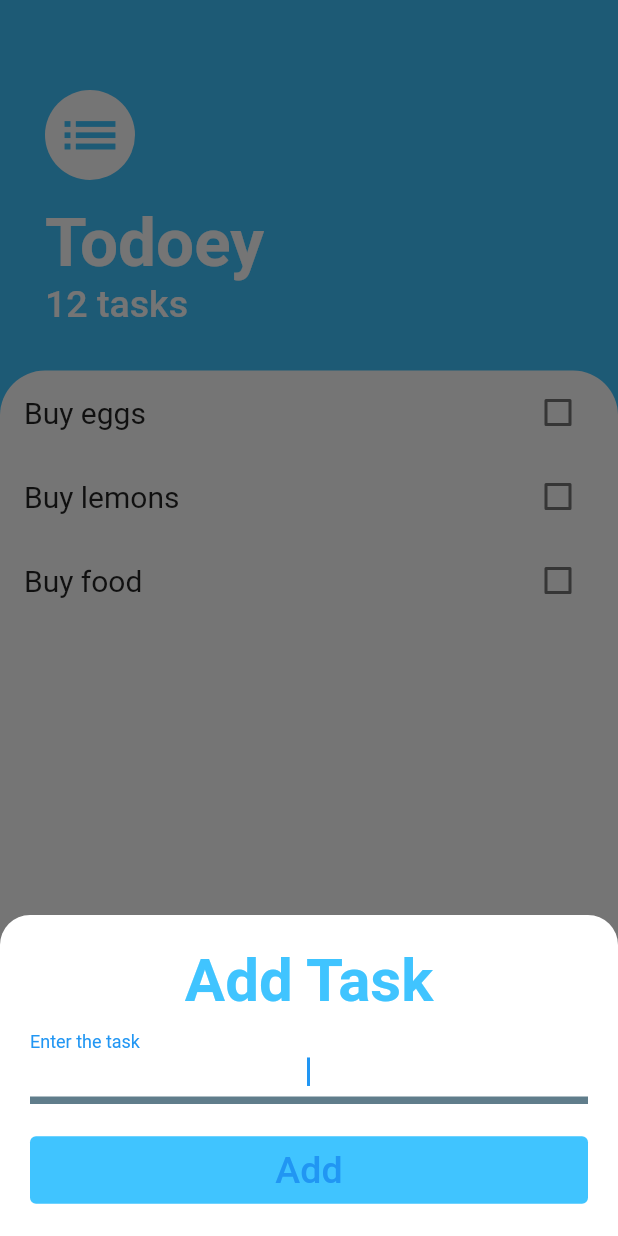
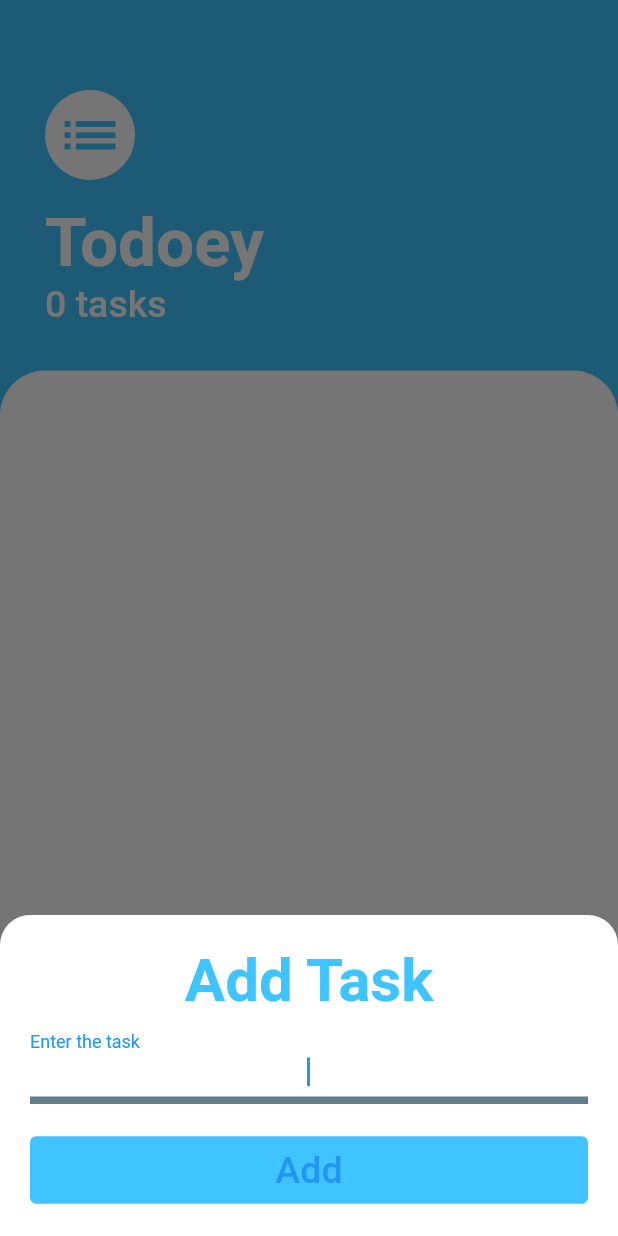
Before and after one commit to siva5271/ToDo, a Flutter app: the screen it shows after launch, after a tap on the "add" icon, on a phone screen of 412 x 824 dp. Run offline on Flutter 3.47's test engine with Material 2 defaults, Android fonts, the phone set to English and light mode, and no system bars.

Commit message:
Finished the project

```diff
--- a/lib/main.dart
+++ b/lib/main.dart
@@ -1,16 +1,19 @@
 import 'package:flutter/material.dart';
+import 'package:provider/provider.dart';
+import 'package:todoey/model/task_data.dart';
 
 import 'screens/task_screen.dart';
 
 void main() => runApp(MyApp());
 
 class MyApp extends StatelessWidget {
-  const MyApp({Key? key}) : super(key: key);
-
   @override
   Widget build(BuildContext context) {
-    return MaterialApp(
-      home: TasksScreen(),
+    return ChangeNotifierProvider(
+      create: (context) => ListOfTasks(),
+      child: MaterialApp(
+        home: TasksScreen(),
+      ),
     );
   }
 }
--- a/lib/screens/add_task_screen.dart
+++ b/lib/screens/add_task_screen.dart
@@ -1,6 +1,11 @@
 import 'package:flutter/material.dart';
+import 'package:provider/provider.dart';
+import 'package:todoey/model/task_data.dart';
 
 class AddTaskScreen extends StatelessWidget {
+  final Function callBackToTaskScreen;
+  AddTaskScreen({required this.callBackToTaskScreen});
+  late String newTask;
   @override
   Widget build(BuildContext context) {
     return Container(
@@ -35,6 +40,9 @@ class AddTaskScreen extends StatelessWidget {
                         borderSide:
                             BorderSide(color: Colors.blueGrey, width: 5.0)),
                     labelText: 'Enter the task'),
+                onChanged: (value) {
+                  newTask = value;
+                },
               ),
               SizedBox(
                 height: 20,
@@ -43,13 +51,15 @@ class AddTaskScreen extends StatelessWidget {
                 style: TextButton.styleFrom(
                   backgroundColor: Colors.lightBlueAccent,
                 ),
-                onPressed: () {},
-                child: Expanded(
-                  child: Text(
-                    'Add',
-                    style: TextStyle(
-                      fontSize: 25,
-                    ),
+                onPressed: () {
+                  Provider.of<ListOfTasks>(context, listen: false)
+                      .AddTask(newTask);
+                  Navigator.pop(context);
+                },
+                child: Text(
+                  'Add',
+                  style: TextStyle(
+                    fontSize: 25,
                   ),
                 ),
               )
--- a/lib/screens/task_screen.dart
+++ b/lib/screens/task_screen.dart
@@ -1,11 +1,11 @@
 import 'package:flutter/material.dart';
+import 'package:provider/provider.dart';
+import 'package:todoey/model/task_data.dart';
 
 import '../widgets/task_list.dart';
 import 'add_task_screen.dart';
 
 class TasksScreen extends StatelessWidget {
-  const TasksScreen({Key? key}) : super(key: key);
-
   @override
   Widget build(BuildContext context) {
     return Scaffold(
@@ -19,8 +19,15 @@ class TasksScreen extends StatelessWidget {
                 child: Container(
               padding: EdgeInsets.only(
                   bottom: MediaQuery.of(context).viewInsets.bottom),
-                    child: AddTaskScreen(),
-                  )));
+              child: AddTaskScreen(callBackToTaskScreen: (newTaskTitle) {
+                // setState(() {
+                //   Provider.of<List<Task>>(context)
+                //       .add(Task(title: newTaskTitle));
+                // });
+                Navigator.pop(context);
+              }),
+            )),
+          );
         },
         child: Icon(Icons.add),
       ),
@@ -53,7 +60,7 @@ class TasksScreen extends StatelessWidget {
           Padding(
             padding: const EdgeInsets.only(left: 30),
             child: Text(
-              '12 tasks',
+              '${Provider.of<ListOfTasks>(context).count} tasks',
               style: TextStyle(
                   fontSize: 25,
                   fontWeight: FontWeight.w500,
@@ -72,7 +79,7 @@ class TasksScreen extends StatelessWidget {
                       topRight: Radius.circular(30))),
               child: TaskList(),
             ),
-          )
+          ),
         ],
       ),
     );
--- a/lib/widgets/task_list.dart
+++ b/lib/widgets/task_list.dart
@@ -1,34 +1,31 @@
 import 'package:flutter/material.dart';
+import 'package:provider/provider.dart';
+import 'package:todoey/model/task_data.dart';
 import 'package:todoey/widgets/tasks.dart';
 
 import '../model/task.dart';
 
-class TaskList extends StatefulWidget {
-  @override
-  State<TaskList> createState() => _TaskListState();
-}
-
-class _TaskListState extends State<TaskList> {
-  List<Task> tasks = [
-    Task(title: 'Buy eggs'),
-    Task(title: 'Buy lemons'),
-    Task(title: 'Buy food')
-  ];
+class TaskList extends StatelessWidget {
   @override
   Widget build(BuildContext context) {
-    return ListView.builder(
-      itemBuilder: (context, index) {
-        return Tasks(
-          isChecked: tasks[index].isDone,
-          taskTitle: tasks[index].title,
-          CheckBoxCallBack: (checkBoxState) {
-            setState(() {
-              tasks[index].ToggleDone();
-            });
+    return Consumer<ListOfTasks>(
+      builder: (context, taskData, child) {
+        return ListView.builder(
+          itemBuilder: (context, index) {
+            final Task currentTask = taskData.tasks[index];
+            return Tasks(
+                isChecked: currentTask.isDone,
+                taskTitle: currentTask.title,
+                CheckBoxCallBack: (checkBoxState) {
+                  taskData.UpdateTask(currentTask);
+                },
+                LongPressCallBack: (title) {
+                  taskData.DeleteTask(title);
+                });
           },
+          itemCount: taskData.count,
         );
       },
-      itemCount: tasks.length,
     );
   }
 }
--- a/lib/widgets/tasks.dart
+++ b/lib/widgets/tasks.dart
@@ -4,13 +4,18 @@ class Tasks extends StatelessWidget {
   late bool isChecked;
   late final String taskTitle;
   final Function CheckBoxCallBack;
+  final Function LongPressCallBack;
   Tasks(
       {required this.isChecked,
+      required this.LongPressCallBack,
       required this.taskTitle,
       required this.CheckBoxCallBack});
   @override
   Widget build(BuildContext context) {
     return ListTile(
+      onLongPress: () {
+        LongPressCallBack(taskTitle);
+      },
       title: Text(
         taskTitle,
         style: TextStyle(
```
Also changed, not shown: lib/model/task_data.dart (added, +22 -0 lines), pubspec.yaml (+1 -73 lines), pubspec.lock. Lines whose indentation alone changed are shown as unchanged.
